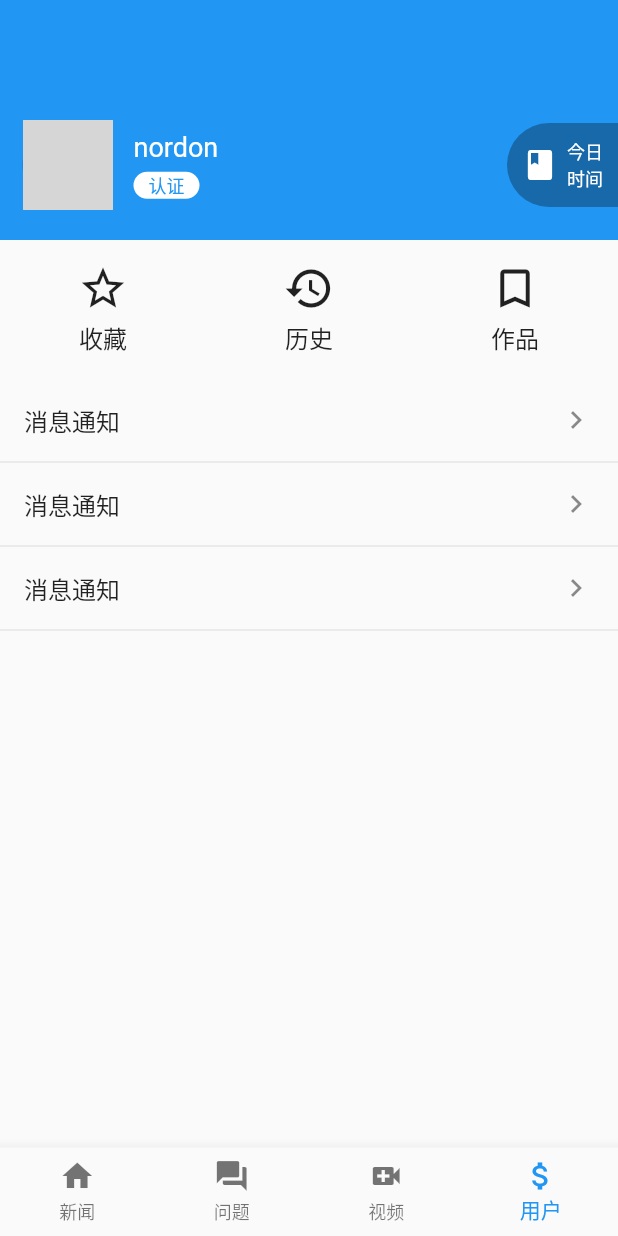
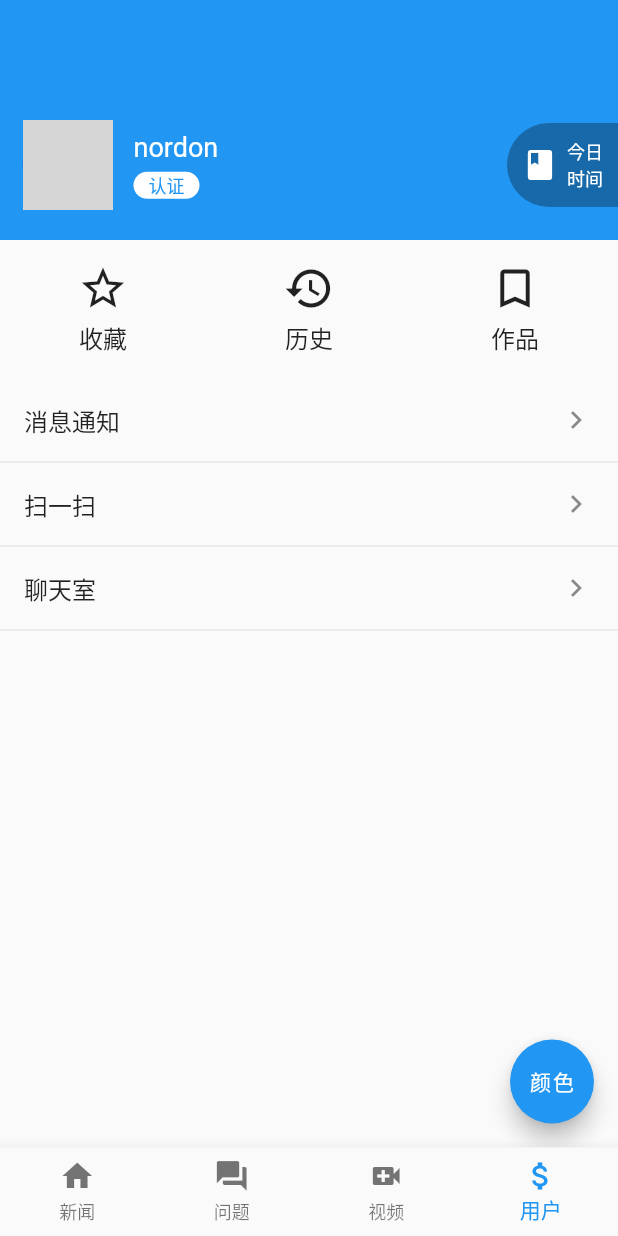
Before and after one commit to nordon-wang/flutter_app, a Flutter app: the screen it shows after launch, item 4 of the bottom bar chosen, on a phone screen of 412 x 824 dp. Run offline on Flutter 3.47's test engine with Material 2 defaults, Android fonts, the phone set to English and light mode, and no system bars; our stand-ins replace dio, flutter_redux, redux, timeago; network calls fail; grey boxes are pictures that could not be loaded.

Commit message:
聊天页和redux使用

```diff
--- a/lib/detail/detail.dart
+++ b/lib/detail/detail.dart
@@ -1,7 +1,7 @@
 import 'package:flutter/material.dart';
 import 'package:flutter_app/detail/comment.dart';
 import 'package:flutter_app/detail/shareSheet.dart';
-import 'package:flutter_app/module/pub.dart';
+import 'package:flutter_app/servers/pub.dart';
 import 'package:timeago/timeago.dart' as timeago;
 
 class DetailPage extends StatefulWidget{
--- a/lib/login/login.dart
+++ b/lib/login/login.dart
@@ -3,7 +3,7 @@ import 'package:flutter/material.dart';
 // import 'package:flutter_app/home/home.dart';
 // import 'dart:io';
 // import 'package:dio/dio.dart';
-import 'package:flutter_app/module/pub.dart';
+import 'package:flutter_app/servers/pub.dart';
 // import 'package:shared_preferences/shared_preferences.dart';
 
 
--- a/lib/main.dart
+++ b/lib/main.dart
@@ -1,8 +1,12 @@
 import 'package:flutter/material.dart';
+import 'package:flutter_app/chat/chat.dart';
 import 'package:flutter_app/home/home.dart';
 import 'package:flutter_app/login/login.dart';
-import 'package:flutter_app/module/pub.dart';
+import 'package:flutter_app/servers/pub.dart';
 import 'package:flutter_app/search/search.dart';
+import 'package:redux/redux.dart';
+import 'package:flutter_app/redux/init.dart';
+import 'package:flutter_redux/flutter_redux.dart';
 
 void main() => {
   PubModule.checkToken().then((token){
@@ -15,20 +19,41 @@ class App extends StatelessWidget{
   final String token;
 
   App(this.token);
+  // 初始化 redux
+  final store = new Store<AppState>(
+    appReducer,
+    initialState: AppState(
+      themeData: ThemeData(
+        primaryColor: Colors.blue
+      )
+    )
+  );
 
   @override
     Widget build(BuildContext context) {
+      return StoreProvider(
+        store: store,
+        child: StoreBuilder<AppState>(
+          builder: (context, sotre){
             return MaterialApp(
               title: 'pms-头条',
               // home: token != '' ? Home() :LoginPage(),
               // home: LoginPage(),
               home: Home(),
               debugShowCheckedModeBanner: false,
+              // theme: ThemeData(
+              //   primaryColor: Colors.red
+              // ),
+              theme: store.state.themeData,
               routes: {
                 '/home': (context) => Home(),
                 '/login': (context) => LoginPage(),
-          '/search': (context) => SearchPage()
+                '/search': (context) => SearchPage(),
+                '/chat': (context) => Chat(),
               },
+            );
+          },
+        )
       );
     }
 }
--- a/lib/news/drawList.dart
+++ b/lib/news/drawList.dart
@@ -1,5 +1,5 @@
 import 'package:flutter/material.dart';
-import 'package:flutter_app/module/pub.dart';
+import 'package:flutter_app/servers/pub.dart';
 
 class DrawList extends StatefulWidget{
   final VoidCallback refresh;
--- a/lib/news/news.dart
+++ b/lib/news/news.dart
@@ -1,5 +1,5 @@
 import 'package:flutter/material.dart';
-import 'package:flutter_app/module/pub.dart';
+import 'package:flutter_app/servers/pub.dart';
 import 'package:flutter_app/news/SearchBox.dart';
 import 'package:flutter_app/news/drawList.dart';
 import 'package:flutter_app/news/tabBarBtn.dart';
--- a/lib/news/tabBarContent.dart
+++ b/lib/news/tabBarContent.dart
@@ -1,6 +1,6 @@
 import 'package:flutter/material.dart';
 import 'package:flutter_app/detail/detail.dart';
-import 'package:flutter_app/module/pub.dart';
+import 'package:flutter_app/servers/pub.dart';
 import 'package:flutter_app/news/model/article.dart';
 import 'package:timeago/timeago.dart' as timeago;
 
--- /dev/null
+++ b/lib/redux/init.dart
@@ -0,0 +1,51 @@
+import 'package:flutter/material.dart';
+import 'package:redux/redux.dart';
+
+class AppState {
+  String token;
+  ThemeData themeData;
+
+  AppState({this.token, this.themeData});
+}
+
+AppState appReducer(state, action){
+  return AppState(
+    token: UpdateToken(state.token, action),
+    themeData:UpdateThemeData(state.themeData, action)
+  );
+}
+
+// 修改token
+final UpdateToken = combineReducers<String>(
+  [
+    TypedReducer<String, TokenAction>(_refreshToken),
+  ]
+);
+
+// 定义action方法
+String _refreshToken(String token, action){
+  token = action.token;
+  return token;
+}
+
+// 定义一个action类
+class TokenAction{
+  final token;
+
+  TokenAction(this.token);
+}
+
+// 修改主题
+final UpdateThemeData = combineReducers<ThemeData>([
+  TypedReducer<ThemeData, ThemeAction>(_refreshTheme)
+]);
+
+ThemeData _refreshTheme(ThemeData themeData, action){
+  themeData = action.themeData;
+  return themeData;
+}
+
+class ThemeAction {
+  final themeData;
+  ThemeAction(this.themeData);
+}
--- a/lib/module/pub.dart
+++ b/lib/servers/pub.dart
@@ -1,5 +1,5 @@
 import 'package:dio/dio.dart';
-import 'package:flutter_app/module/config.dart';
+import 'package:flutter_app/servers/config.dart';
 
 Dio dio = new Dio();
 
--- a/lib/use/btnList.dart
+++ b/lib/use/btnList.dart
@@ -20,17 +20,17 @@ class BtnList extends StatelessWidget{
 
             },
             title: Text(
-              '消息通知'
+              '扫一扫'
             ),
             trailing: Icon(Icons.chevron_right),
           ),
           Divider(height: 0,),
           ListTile(
             onTap: (){
-
+              Navigator.pushNamed(context, '/chat');
             },
             title: Text(
-              '消息通知'
+              '聊天室'
             ),
             trailing: Icon(Icons.chevron_right),
           ),
--- a/lib/use/user.dart
+++ b/lib/use/user.dart
@@ -1,12 +1,27 @@
 import 'package:flutter/material.dart';
+import 'package:flutter_app/redux/init.dart';
 import 'package:flutter_app/use/BtnList.dart';
 import 'package:flutter_app/use/UserBtn.dart';
 import 'package:flutter_app/use/userInfo.dart';
+import 'package:flutter_redux/flutter_redux.dart';
 
 class User extends StatelessWidget{
    @override
       Widget build(BuildContext context) {
+        return StoreBuilder<AppState>(
+          builder: (context, store){
             return Scaffold(
+              // 修改主题颜色
+              floatingActionButton: FloatingActionButton(
+                onPressed: (){
+                  ThemeData themeData = ThemeData(
+                    primaryColor: Colors.yellow
+                  );
+
+                  store.dispatch(ThemeAction(themeData));
+                },
+                child: Text('颜色'),
+              ),
               body: Column(
                 children: <Widget>[
                   UserInfo(),
@@ -15,5 +30,7 @@ class User extends StatelessWidget{
                 ],
               ),
             );
+          },
+        );
       }
 }
--- a/lib/use/userInfo.dart
+++ b/lib/use/userInfo.dart
@@ -22,7 +22,7 @@ class _UserInfo extends State<UserInfo>{
                       width: 60.0,
                       height: 60.0,
                       child: CircleAvatar(
-                        backgroundImage: NetworkImage('https://cdn.jsdelivr.net/gh/flutterchina/website@1.0/images/flutter-mark-square-100.png'),
+                        backgroundImage: NetworkImage('https://wx.qlogo.cn/mmopen/vi_32/C1ZwROol5U2XQCEgpN4dnVXOO74Qwnic4uKq8XTl5tMUTGia6O6f6zlr9stR2M9SXRbmtZyRjPWCibRydicico9biaPg/132'),
                       ),
                     ),
                     SizedBox(width: 14.0,),
--- a/pubspec.yaml
+++ b/pubspec.yaml
@@ -26,6 +26,10 @@ dependencies:
   dio: ^2.1.2
   shared_preferences: ^0.5.2
   timeago: ^2.0.14
+  # adhara_socket_io: ^0.1.10
+  web_socket_channel: ^1.0.12
+  redux: ^3.0.0
+  flutter_redux: ^0.5.3
 
 dev_dependencies:
   flutter_test:
```
Also changed, not shown: lib/chat/chat.dart (added, +22 -0 lines), lib/chat/chatMain.dart (added, +103 -0 lines), lib/servers/socket.dart (added, +15 -0 lines), lib/servers/config.dart (renamed from lib/module/config.dart), pubspec.lock. Lines whose indentation alone changed are shown as unchanged.
